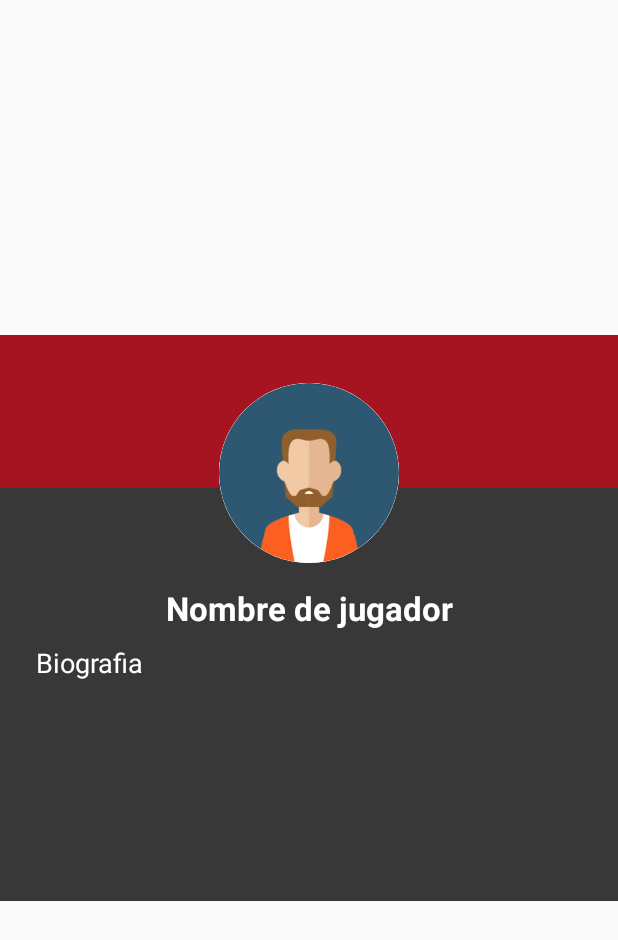
After one commit to CarlosDubon/GameNews, an Android app: the layout dialog_top_player_info.xml on its own in the app's theme, with its tools: preview values and no code run, on a phone screen of 412 x 824 dp. The commit adds this screen. Shown: the top 940 px of the screen. Run offline under Robolectric (Android 15) with nearby library versions, the phone set to English and light mode, and no system bars; network calls fail; Roboto replaces fonts that are not available here.

Commit message:
Vizualizacion de informacion de top player

```diff
--- a/app/src/main/java/com/bonusteam/gamenews/Adapter/PlayersAdapter.java
+++ b/app/src/main/java/com/bonusteam/gamenews/Adapter/PlayersAdapter.java
@@ -1,5 +1,6 @@
 package com.bonusteam.gamenews.Adapter;
 
+import android.app.Dialog;
 import android.content.Context;
 import android.support.annotation.NonNull;
 import android.support.v7.widget.RecyclerView;
@@ -8,6 +9,7 @@ import android.view.LayoutInflater;
 import android.view.View;
 import android.view.ViewGroup;
 import android.widget.ImageView;
+import android.widget.LinearLayout;
 import android.widget.TextView;
 
 import com.bonusteam.gamenews.Entity.Player;
@@ -20,19 +22,25 @@ public class PlayersAdapter  extends RecyclerView.Adapter<PlayersAdapter.Players
     View view;
     private final LayoutInflater layoutInflater;
     private List<Player> playerList;
+    private Context context;
+
 
     public static class PlayersViewHolder extends RecyclerView.ViewHolder{
         ImageView avatar;
         TextView name,ranking;
+        LinearLayout container;
         public PlayersViewHolder(View itemView) {
             super(itemView);
             avatar = itemView.findViewById(R.id.imageview_player);
             name = itemView.findViewById(R.id.text_name_player);
             ranking = itemView.findViewById(R.id.text_ranking_player);
+            container = itemView.findViewById(R.id.player_container);
         }
     }
     public PlayersAdapter(Context context){
         layoutInflater = LayoutInflater.from(context);
+        this.context = context;
+
     }
     public void fillPlayers(List<Player> playerList){
         this.playerList = playerList;
@@ -46,10 +54,25 @@ public class PlayersAdapter  extends RecyclerView.Adapter<PlayersAdapter.Players
     }
 
     @Override
-    public void onBindViewHolder(@NonNull PlayersViewHolder holder, int position) {
+    public void onBindViewHolder(@NonNull PlayersViewHolder holder, final int position) {
         Picasso.get().load(playerList.get(position).getAvatar()).into(holder.avatar);
         holder.name.setText(playerList.get(position).getName());
         holder.ranking.setText("Ranking "+(position+1));
+        holder.container.setOnClickListener(new View.OnClickListener() {
+            @Override
+            public void onClick(View v) {
+                final Dialog playerDialog = new Dialog(context);
+                playerDialog.setContentView(R.layout.dialog_top_player_info);
+                playerDialog.setTitle(playerList.get(position).getName());
+                ImageView avatarDialog = playerDialog.findViewById(R.id.avatar_player_dialog);
+                TextView nameDialog = playerDialog.findViewById(R.id.text_name_player_dialog);
+                TextView bioDialog = playerDialog.findViewById(R.id.text_bio_player_dialog);
+                Picasso.get().load(playerList.get(position).getAvatar()).into(avatarDialog);
+                nameDialog.setText(playerList.get(position).getName());
+                bioDialog.setText(playerList.get(position).getBiografia());
+                playerDialog.show();
+            }
+        });
     }
 
     @Override
--- /dev/null
+++ b/app/src/main/res/drawable/circle_white.xml
@@ -0,0 +1,5 @@
+<?xml version="1.0" encoding="utf-8"?>
+<shape xmlns:android="http://schemas.android.com/apk/res/android"
+    android:shape="oval">
+    <solid android:color="@android:color/white"></solid>
+</shape>
--- /dev/null
+++ b/app/src/main/res/layout/dialog_top_player_info.xml
@@ -0,0 +1,48 @@
+<?xml version="1.0" encoding="utf-8"?>
+<RelativeLayout xmlns:android="http://schemas.android.com/apk/res/android"
+    android:layout_width="match_parent"
+    android:layout_height="wrap_content"
+    android:paddingTop="32dp"
+
+    android:layout_gravity="center_vertical"
+    android:background="@color/colorAccent">
+
+    <LinearLayout
+        android:layout_marginTop="70dp"
+        android:layout_width="match_parent"
+        android:layout_height="275dp"
+        android:background="@color/colorPrimary"
+        android:orientation="vertical">
+        <TextView
+            android:layout_weight="0.2"
+            android:id="@+id/text_name_player_dialog"
+            android:layout_marginTop="65dp"
+            android:layout_width="match_parent"
+            android:layout_height="0dp"
+            android:text="@string/text_nombre_de_jugador"
+            android:gravity="center_horizontal"
+            android:textColor="@android:color/white"
+            android:textSize="22sp"
+            android:textStyle="bold"/>
+        <TextView
+            android:layout_weight="0.8"
+            android:id="@+id/text_bio_player_dialog"
+            android:layout_width="match_parent"
+            android:layout_height="0dp"
+            android:text="@string/text_biografia"
+            android:layout_marginRight="24dp"
+            android:layout_marginLeft="24dp"
+            android:layout_marginBottom="16dp"
+            android:textColor="@android:color/white"
+            android:textSize="18sp"/>
+    </LinearLayout>
+
+    <de.hdodenhof.circleimageview.CircleImageView
+        android:id="@+id/avatar_player_dialog"
+        android:layout_width="120dp"
+        android:layout_height="120dp"
+        android:src="@drawable/avatar_generic"
+        android:layout_centerHorizontal="true"
+        android:layout_alignParentTop="true"
+        android:background="@drawable/circle_white"/>
+</RelativeLayout>
--- a/app/src/main/res/layout/player_top_item.xml
+++ b/app/src/main/res/layout/player_top_item.xml
@@ -2,7 +2,8 @@
 <LinearLayout xmlns:android="http://schemas.android.com/apk/res/android"
     android:orientation="horizontal" android:layout_width="match_parent"
     android:layout_height="wrap_content"
-    android:layout_margin="8dp">
+    android:layout_margin="8dp"
+    android:id="@+id/player_container">
     <de.hdodenhof.circleimageview.CircleImageView
         android:id="@+id/imageview_player"
         android:layout_weight="0.2"
--- a/app/src/main/res/values/strings.xml
+++ b/app/src/main/res/values/strings.xml
@@ -17,4 +17,6 @@
 
     <!-- TODO: Remove or change this placeholder text -->
     <string name="hello_blank_fragment">Hello blank fragment</string>
+    <string name="text_nombre_de_jugador">Nombre de jugador</string>
+    <string name="text_biografia">Biografia</string>
 </resources>
```
Also changed, not shown: app/src/main/res/drawable/avatar_generic.png (added).
